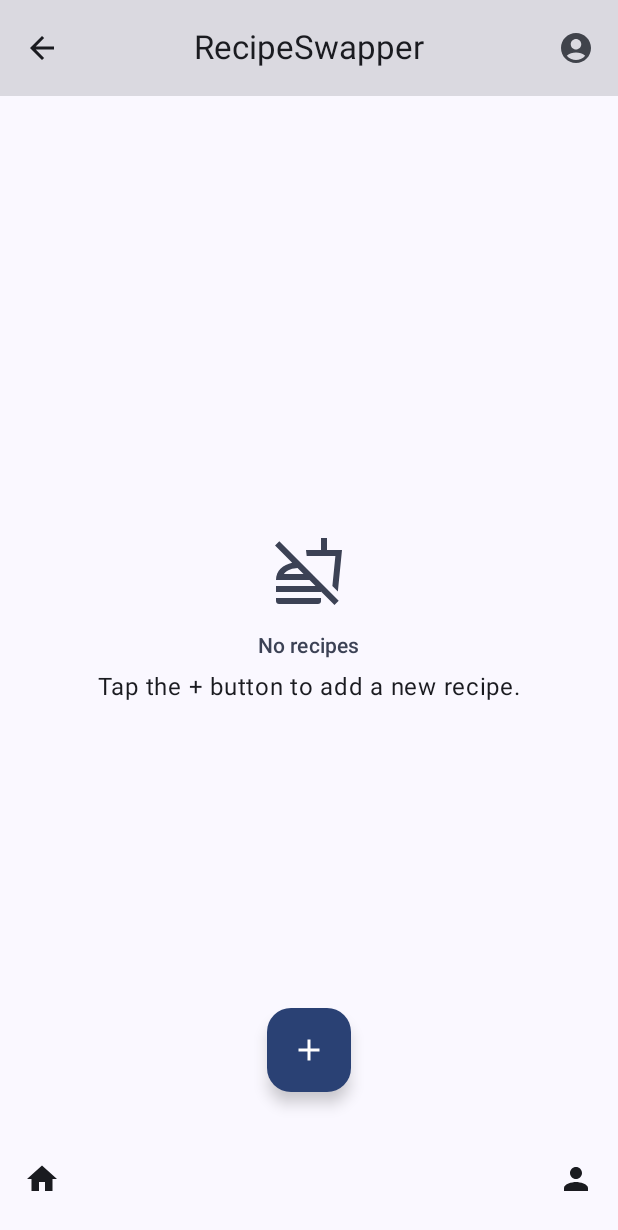
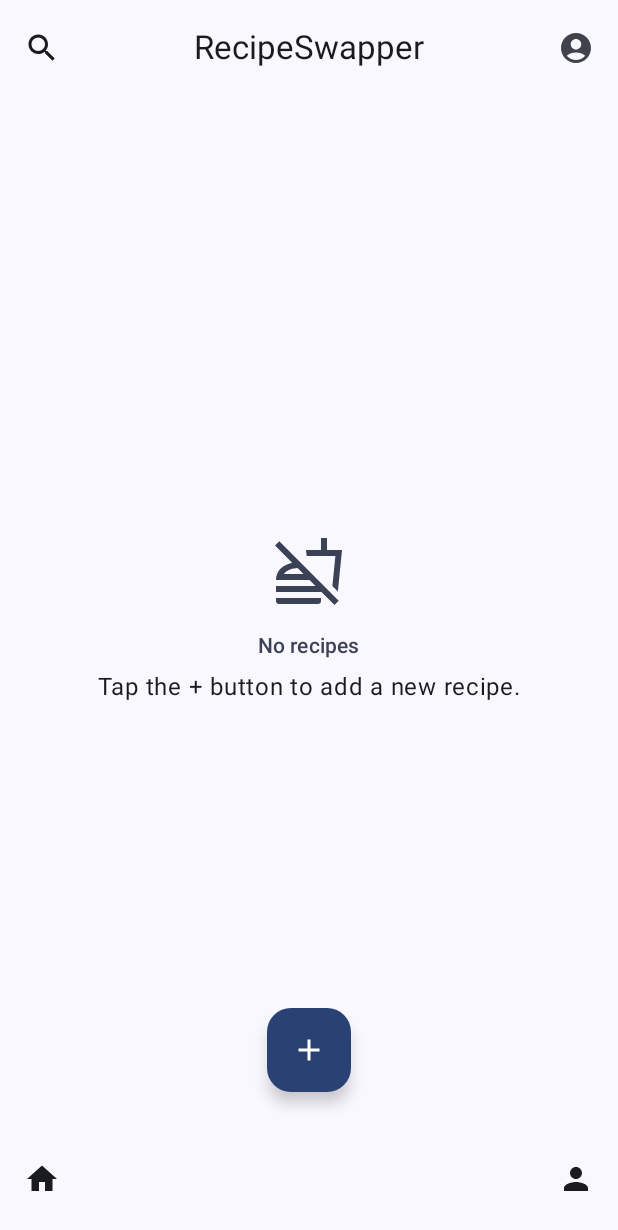
Before and after one commit to mazumih/RecipeSwapper, an Android app built with Jetpack Compose: the HomeScreen screen opened through its navigation route, on a phone screen of 412 x 824 dp. Shown: the top 1230 px of the screen. Run offline under Robolectric (Android 15) with nearby library versions, the phone set to English and light mode, and no system bars; our stand-ins replace Room's generated code.

Commit message:
Added filtered research by recipe name

```diff
--- a/RecipeSwapper/app/src/main/java/com/example/recipeswapper/BadgeViewModel.kt
+++ b/RecipeSwapper/app/src/main/java/com/example/recipeswapper/BadgeViewModel.kt
@@ -6,9 +6,9 @@ import com.example.recipeswapper.data.database.Badge
 import com.example.recipeswapper.data.database.Recipe
 import com.example.recipeswapper.data.repositories.BadgesRepository
 import kotlinx.coroutines.flow.MutableSharedFlow
-import kotlinx.coroutines.flow.SharedFlow
 import kotlinx.coroutines.flow.SharingStarted
 import kotlinx.coroutines.flow.StateFlow
+import kotlinx.coroutines.flow.asSharedFlow
 import kotlinx.coroutines.flow.map
 import kotlinx.coroutines.flow.stateIn
 import kotlinx.coroutines.launch
@@ -26,7 +26,7 @@ class BadgeViewModel(
     )
 
     private val _toastEvent = MutableSharedFlow<String>()
-    val toastEvent: SharedFlow<String> = _toastEvent
+    val toastEvent = _toastEvent.asSharedFlow()
 
     init {
         viewModelScope.launch {
--- a/RecipeSwapper/app/src/main/java/com/example/recipeswapper/RecipeViewModel.kt
+++ b/RecipeSwapper/app/src/main/java/com/example/recipeswapper/RecipeViewModel.kt
@@ -4,7 +4,10 @@ import androidx.lifecycle.ViewModel
 import androidx.lifecycle.viewModelScope
 import com.example.recipeswapper.data.database.Recipe
 import com.example.recipeswapper.data.repositories.RecipesRepository
+import kotlinx.coroutines.flow.MutableStateFlow
 import kotlinx.coroutines.flow.SharingStarted
+import kotlinx.coroutines.flow.asStateFlow
+import kotlinx.coroutines.flow.combine
 import kotlinx.coroutines.flow.map
 import kotlinx.coroutines.flow.stateIn
 import kotlinx.coroutines.launch
@@ -14,11 +17,29 @@ data class RecipesState(val recipes: List<Recipe>)
 class RecipeViewModel(
     private val repository: RecipesRepository
 ) : ViewModel() {
+    /**
     val state = repository.recipes.map { RecipesState(recipes = it) }.stateIn(
         scope = viewModelScope,
         started = SharingStarted.WhileSubscribed(),
         initialValue = RecipesState(emptyList())
+    )*/
+
+    private val _searchQuery = MutableStateFlow("")
+    val searchQuery = _searchQuery.asStateFlow()
+
+    val state = combine(repository.recipes, _searchQuery) { recipes, query ->
+        if (query.isBlank()) recipes else recipes.filter {
+            it.name.contains(query, ignoreCase = true)
+        }
+    }.map { RecipesState(recipes = it) }.stateIn(
+        scope = viewModelScope,
+        started = SharingStarted.WhileSubscribed(),
+        initialValue = RecipesState(emptyList())
     )
+
+    fun updateQuery(query: String) {
+        _searchQuery.value = query
+    }
 
     fun addRecipe(recipe: Recipe) = viewModelScope.launch {
         repository.upsert(recipe)
--- a/RecipeSwapper/app/src/main/java/com/example/recipeswapper/ui/Navigation.kt
+++ b/RecipeSwapper/app/src/main/java/com/example/recipeswapper/ui/Navigation.kt
@@ -23,7 +23,6 @@ import com.example.recipeswapper.ui.screens.profilescreen.ProfileScreen
 import com.example.recipeswapper.ui.screens.recipedetails.RecipeDetailsScreen
 import com.example.recipeswapper.ui.screens.settings.SettingsScreen
 import com.example.recipeswapper.ui.screens.settings.ThemeState
-import kotlinx.coroutines.Job
 import kotlinx.serialization.Serializable
 import org.koin.androidx.compose.koinViewModel
 
@@ -46,6 +45,7 @@ fun SwapperNavGraph(
 ) {
     val recipesVm = koinViewModel<RecipeViewModel>()
     val recipesState by recipesVm.state.collectAsStateWithLifecycle()
+    val queryState by recipesVm.searchQuery.collectAsStateWithLifecycle()
     val badgeVm = koinViewModel<BadgeViewModel>()
     val badges by badgeVm.state.collectAsStateWithLifecycle()
     val favsVm = koinViewModel<AddFavouritesViewModel>()
@@ -64,7 +64,11 @@ fun SwapperNavGraph(
         startDestination = SwapperRoute.Home,
     ) {
         composable<SwapperRoute.Home> {
-            HomeScreen(recipesState, navController)
+            HomeScreen(
+                recipesState,
+                queryState,
+                onSubmit = { recipesVm.updateQuery(it) },
+                navController)
         }
         composable<SwapperRoute.AddRecipe> {
             val addRecipeVm = koinViewModel<AddRecipeViewModel>()
--- a/RecipeSwapper/app/src/main/java/com/example/recipeswapper/ui/composable/AppBar.kt
+++ b/RecipeSwapper/app/src/main/java/com/example/recipeswapper/ui/composable/AppBar.kt
@@ -2,9 +2,6 @@ package com.example.recipeswapper.ui.composable
 
 import androidx.compose.material.icons.Icons
 import androidx.compose.material.icons.automirrored.outlined.ArrowBack
-import androidx.compose.material.icons.filled.AccountCircle
-import androidx.compose.material.icons.filled.Favorite
-import androidx.compose.material.icons.filled.FavoriteBorder
 import androidx.compose.material.icons.filled.Search
 import androidx.compose.material.icons.filled.Settings
 import androidx.compose.material.icons.filled.Star
@@ -36,11 +33,6 @@ fun AppBar(navController: NavHostController, title: String) {
             }
         },
         actions = {
-            if (title == "RecipeSwapper") {
-                IconButton(onClick = { navController.navigate(SwapperRoute.Profile) } ) {
-                    Icon(Icons.Filled.AccountCircle, "Immagine profilo")
-                }
-            }
             if (title == "Profile") {
                 IconButton(onClick = { navController.navigate(SwapperRoute.Badge)}) {
                     Icon(Icons.Filled.Settings, "Impostazioni")
--- a/RecipeSwapper/app/src/main/java/com/example/recipeswapper/ui/composable/BottomBar.kt
+++ b/RecipeSwapper/app/src/main/java/com/example/recipeswapper/ui/composable/BottomBar.kt
@@ -24,6 +24,8 @@ fun BottomBar(navController: NavHostController, title: String) {
         IconButton(onClick = {
             if(title != "RecipeSwapper") {
                 navController.navigate(SwapperRoute.Home)
+            } else {
+                navController.navigate(SwapperRoute.Settings)
             }
         }) {
             Icon(Icons.Filled.Home, contentDescription = "Home")
--- a/RecipeSwapper/app/src/main/java/com/example/recipeswapper/ui/screens/badges/BadgeScreen.kt
+++ b/RecipeSwapper/app/src/main/java/com/example/recipeswapper/ui/screens/badges/BadgeScreen.kt
@@ -3,18 +3,13 @@ package com.example.recipeswapper.ui.screens.badges
 import androidx.compose.ui.graphics.ColorFilter
 import androidx.compose.ui.graphics.ColorMatrix
 import androidx.compose.foundation.Image
-import androidx.compose.foundation.layout.Arrangement
 import androidx.compose.foundation.layout.Box
-import androidx.compose.foundation.layout.PaddingValues
 import androidx.compose.foundation.layout.fillMaxSize
 import androidx.compose.foundation.layout.padding
-import androidx.compose.foundation.lazy.LazyRow
 import androidx.compose.foundation.layout.size
-import androidx.compose.foundation.lazy.LazyColumn
 import androidx.compose.foundation.lazy.grid.GridCells
 import androidx.compose.foundation.lazy.grid.LazyVerticalGrid
 import androidx.compose.foundation.lazy.grid.items
-import androidx.compose.foundation.lazy.items
 import androidx.compose.foundation.shape.RoundedCornerShape
 import androidx.compose.material3.Card
 import androidx.compose.material3.CardDefaults
--- a/RecipeSwapper/app/src/main/java/com/example/recipeswapper/ui/screens/home/HomeScreen.kt
+++ b/RecipeSwapper/app/src/main/java/com/example/recipeswapper/ui/screens/home/HomeScreen.kt
@@ -3,57 +3,85 @@ package com.example.recipeswapper.ui.screens.home
 import androidx.compose.foundation.Image
 import androidx.compose.foundation.background
 import androidx.compose.foundation.layout.Arrangement
+import androidx.compose.foundation.layout.Box
 import androidx.compose.foundation.layout.Column
 import androidx.compose.foundation.layout.PaddingValues
 import androidx.compose.foundation.layout.Spacer
 import androidx.compose.foundation.layout.fillMaxSize
 import androidx.compose.foundation.layout.fillMaxWidth
-import androidx.compose.foundation.layout.offset
 import androidx.compose.foundation.layout.padding
 import androidx.compose.foundation.layout.size
-import androidx.compose.foundation.layout.width
 import androidx.compose.foundation.lazy.grid.GridCells
 import androidx.compose.foundation.lazy.grid.LazyVerticalGrid
 import androidx.compose.foundation.lazy.grid.items
 import androidx.compose.foundation.shape.CircleShape
+import androidx.compose.foundation.shape.RoundedCornerShape
 import androidx.compose.material.icons.Icons
+import androidx.compose.material.icons.filled.AccountCircle
 import androidx.compose.material.icons.filled.Add
-import androidx.compose.material.icons.filled.Home
-import androidx.compose.material.icons.filled.Person
+import androidx.compose.material.icons.filled.Close
+import androidx.compose.material.icons.filled.Search
 import androidx.compose.material.icons.outlined.Image
 import androidx.compose.material.icons.outlined.NoFood
-import androidx.compose.material3.BottomAppBar
 import androidx.compose.material3.Card
 import androidx.compose.material3.CardDefaults
+import androidx.compose.material3.CenterAlignedTopAppBar
+import androidx.compose.material3.ExperimentalMaterial3Api
 import androidx.compose.material3.FabPosition
 import androidx.compose.material3.FloatingActionButton
 import androidx.compose.material3.Icon
 import androidx.compose.material3.IconButton
 import androidx.compose.material3.MaterialTheme
 import androidx.compose.material3.Scaffold
+import androidx.compose.material3.Surface
 import androidx.compose.material3.Text
+import androidx.compose.material3.TextField
 import androidx.compose.runtime.Composable
+import androidx.compose.runtime.getValue
+import androidx.compose.runtime.mutableStateOf
+import androidx.compose.runtime.remember
+import androidx.compose.runtime.setValue
 import androidx.compose.ui.Alignment
 import androidx.compose.ui.Modifier
 import androidx.compose.ui.draw.clip
+import androidx.compose.ui.graphics.Color
 import androidx.compose.ui.graphics.ColorFilter
 import androidx.compose.ui.layout.ContentScale
 import androidx.compose.ui.text.style.TextAlign
 import androidx.compose.ui.unit.dp
+import androidx.compose.ui.zIndex
 import androidx.navigation.NavHostController
 import com.example.recipeswapper.RecipesState
 import com.example.recipeswapper.data.database.Recipe
 import com.example.recipeswapper.ui.SwapperRoute
-import com.example.recipeswapper.ui.composable.AppBar
 import com.example.recipeswapper.ui.composable.BottomBar
 
+@OptIn(ExperimentalMaterial3Api::class)
 @Composable
 fun HomeScreen(
     state: RecipesState,
+    queryState: String,
+    onSubmit: (String) -> Unit,
     navController: NavHostController
 ) {
+    var isSearching by remember { mutableStateOf(false) }
+
     Scaffold(
-        topBar = { AppBar(navController, "RecipeSwapper") },
+        topBar = {
+            CenterAlignedTopAppBar(
+                title = { Text("RecipeSwapper") },
+                navigationIcon = {
+                    IconButton(onClick = { isSearching = !isSearching }) {
+                        Icon(Icons.Filled.Search, "Filtra")
+                    }
+                },
+                actions = {
+                    IconButton(onClick = { navController.navigate(SwapperRoute.Profile) } ) {
+                        Icon(Icons.Filled.AccountCircle, "Profile")
+                    }
+                }
+            )
+        },
         floatingActionButton = {
             FloatingActionButton(
                 onClick = { navController.navigate(SwapperRoute.AddRecipe) },
@@ -82,6 +110,41 @@ fun HomeScreen(
             }
         } else {
             NoItemsPlaceholder(Modifier.padding(contentPadding))
+        }
+    }
+
+    if(isSearching) {
+        Box(
+            Modifier
+                .fillMaxSize()
+                .background(Color.Black.copy(alpha = 0.4f))
+        ) {
+            Surface(
+                modifier = Modifier
+                    .fillMaxWidth()
+                    .padding(16.dp)
+                    .align(Alignment.Center)
+                    .zIndex(1f),
+                shape = RoundedCornerShape(12.dp),
+                tonalElevation = 8.dp
+            ) {
+                TextField(
+                    value = queryState,
+                    onValueChange = { onSubmit(it) },
+                    placeholder = { Text("Cerca ricetta...") },
+                    singleLine = true,
+                    modifier = Modifier
+                        .fillMaxWidth()
+                        .padding(8.dp),
+                    trailingIcon = {
+                        IconButton(onClick = {
+                            isSearching = false
+                        }) {
+                            Icon(Icons.Filled.Close, contentDescription = "Chiudi")
+                        }
+                    }
+                )
+            }
         }
     }
 }
```
